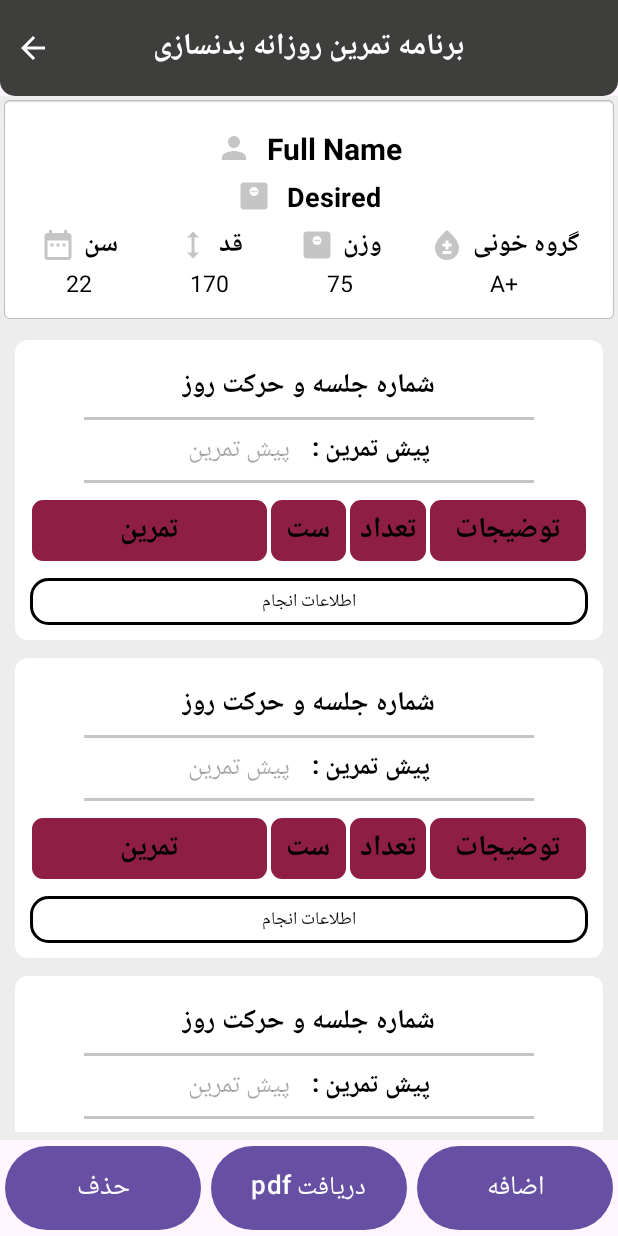
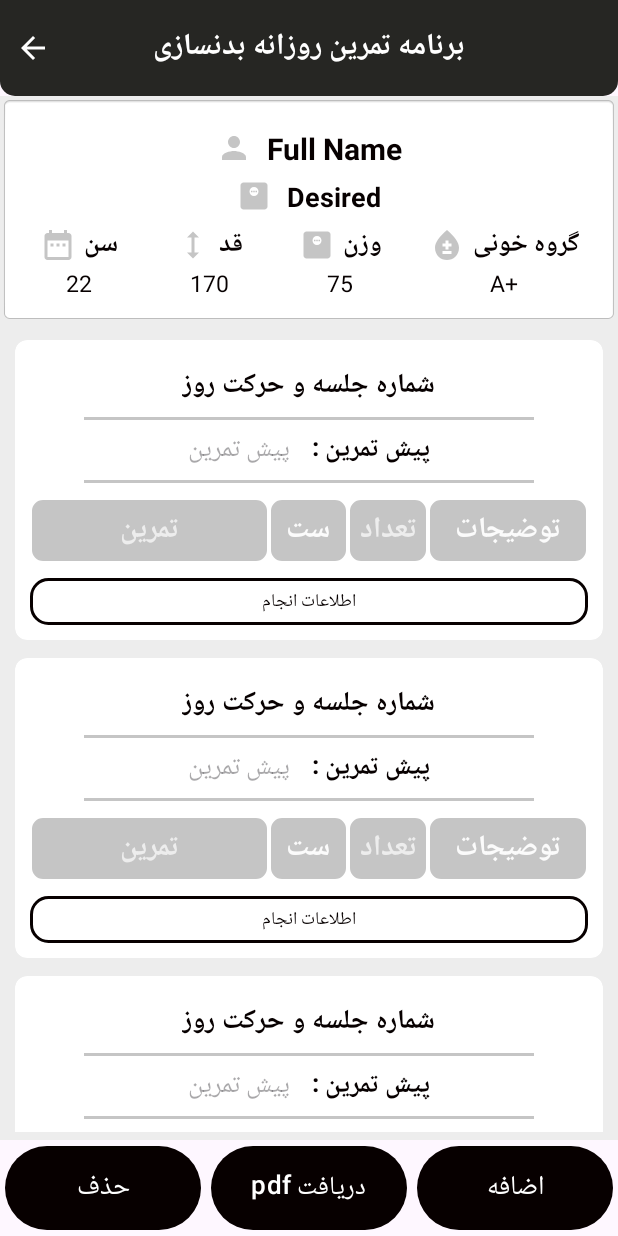
Before and after one commit to reyhaneh8328/BodybuildingProgram, an Android app: the layout activity_plan.xml on its own in the app's theme, with its tools: preview values and no code run, on a phone screen of 412 x 824 dp. Run offline under Robolectric (Android 15) with nearby library versions, the phone set to English and light mode, and no system bars.

Commit message:
change color to adit ui

```diff
--- a/app/src/main/res/drawable/shape_button03.xml
+++ b/app/src/main/res/drawable/shape_button03.xml
@@ -1,7 +1,7 @@
 <?xml version="1.0" encoding="utf-8"?>
 <shape xmlns:android="http://schemas.android.com/apk/res/android"
     android:shape="rectangle">
-
+    <solid android:color="@color/black"/>
     <corners android:radius="10dp"/>
 </shape>
 
--- a/app/src/main/res/drawable/shape_table01.xml
+++ b/app/src/main/res/drawable/shape_table01.xml
@@ -1,7 +1,7 @@
 <?xml version="1.0" encoding="utf-8"?>
 <shape xmlns:android="http://schemas.android.com/apk/res/android"
     android:shape="rectangle">
-    <solid android:color="@color/pink01"/>
+    <solid android:color="@color/gray01"/>
     <corners android:radius="8dp"/>
     <stroke android:color="@color/white" android:width="1dp"/>
 </shape>
--- a/app/src/main/res/drawable/shape_toolbar01.xml
+++ b/app/src/main/res/drawable/shape_toolbar01.xml
@@ -1,7 +1,7 @@
 <?xml version="1.0" encoding="utf-8"?>
 <shape xmlns:android="http://schemas.android.com/apk/res/android"
     android:shape="rectangle">
-    <solid android:color="#3E3E3C"/>
+    <solid android:color="#262623"/>
     <corners android:bottomLeftRadius="40dp"
         android:bottomRightRadius="40dp"/>
 </shape>
--- a/app/src/main/res/drawable/shape_toolbar02.xml
+++ b/app/src/main/res/drawable/shape_toolbar02.xml
@@ -1,7 +1,7 @@
 <?xml version="1.0" encoding="utf-8"?>
 <shape xmlns:android="http://schemas.android.com/apk/res/android"
     android:shape="rectangle">
-    <solid android:color="#3E3E3C"/>
+    <solid android:color="#262623"/>
     <corners android:bottomLeftRadius="10dp"
         android:bottomRightRadius="10dp"/>
 
--- a/app/src/main/res/layout/activity_plan.xml
+++ b/app/src/main/res/layout/activity_plan.xml
@@ -213,6 +213,7 @@
             android:layout_width="0dp"
             android:layout_height="?actionBarSize"
             android:layout_weight="1"
+            app:backgroundTint="@color/black"
             android:text="حذف"
             android:textSize="18sp"
             android:layout_marginStart="3dp"
@@ -222,6 +223,7 @@
             android:layout_width="0dp"
             android:layout_height="?actionBarSize"
             android:layout_weight="1"
+            app:backgroundTint="@color/black"
             android:text="دریافت pdf"
             android:textSize="17sp"
             android:layout_marginStart="3dp"
@@ -231,6 +233,7 @@
             android:layout_width="0dp"
             android:layout_height="?actionBarSize"
             android:layout_weight="1"
+            app:backgroundTint="@color/black"
             android:text="اضافه"
             android:textSize="18sp"
             android:layout_marginStart="3dp"
--- a/app/src/main/res/layout/activity_splash.xml
+++ b/app/src/main/res/layout/activity_splash.xml
@@ -14,6 +14,6 @@
         android:layout_gravity="bottom|left"
         android:layout_margin="20dp"
         android:fontFamily="sans-serif-condensed"
-        android:text="AAG"
-        android:textSize="30sp" />
+        android:text="AAG1.1.1"
+        android:textSize="20sp" />
 </FrameLayout>
--- a/app/src/main/res/layout/dialog_namepdf.xml
+++ b/app/src/main/res/layout/dialog_namepdf.xml
@@ -50,6 +50,7 @@
         android:layout_below="@id/nameTil"
         android:layout_marginTop="20dp"
         android:background="@drawable/shape_button03"
+        app:backgroundTint="@color/black"
         android:text="ثبت"
         android:textSize="25sp"
         android:textStyle="bold"/>
--- a/app/src/main/res/layout/dialog_plan.xml
+++ b/app/src/main/res/layout/dialog_plan.xml
@@ -74,6 +74,7 @@
             android:layout_width="0dp"
             android:layout_height="wrap_content"
             android:layout_weight="1"
+            app:backgroundTint="@color/black"
             android:text="حذف"
             android:textSize="17sp"
             android:textColor="@color/white"/>
@@ -91,6 +92,7 @@
             android:layout_width="0dp"
             android:layout_height="wrap_content"
             android:layout_weight="1"
+            app:backgroundTint="@color/black"
             android:text="اضافه"
             android:textSize="17sp"
             android:textColor="@color/white"/>
@@ -184,6 +186,7 @@
         android:layout_below="@id/restPauseLl"
         android:layout_marginTop="20dp"
         android:background="@drawable/shape_button03"
+        app:backgroundTint="@color/black"
         android:text="ثبت"
         android:textSize="22sp"
         android:textStyle="bold"/>
--- a/app/src/main/res/layout/dialog_table.xml
+++ b/app/src/main/res/layout/dialog_table.xml
@@ -107,6 +107,7 @@
         android:layout_below="@id/descriptionTil"
         android:layout_marginTop="20dp"
         android:background="@drawable/shape_button03"
+        app:backgroundTint="@color/black"
         android:text="ثبت"
         android:textSize="22sp"
         android:textStyle="bold"/>
--- a/app/src/main/res/layout/row_tableplan.xml
+++ b/app/src/main/res/layout/row_tableplan.xml
@@ -64,50 +64,54 @@
             android:divider="?android:attr/dividerHorizontal"
             android:showDividers="middle">
             <TableRow >
+
                 <TextView
                     android:layout_width="0dp"
                     android:layout_height="wrap_content"
                     android:layout_weight="3"
+                    android:background="@drawable/shape_table01"
+                    android:padding="5dp"
                     android:text="تمرین"
-                    android:background="@drawable/shape_table01"
+                    android:textAlignment="center"
+                    android:textColor="@color/gray03"
                     android:textSize="19sp"
-                    android:textStyle="bold"
-                    android:textAlignment="center"
-                    android:textColor="@color/black"
-                    android:padding="5dp"/>
+                    android:textStyle="bold" />
+
                 <TextView
                     android:layout_width="0dp"
                     android:layout_height="wrap_content"
                     android:layout_weight="1"
+                    android:background="@drawable/shape_table01"
+                    android:padding="5dp"
                     android:text="ست"
-                    android:background="@drawable/shape_table01"
+                    android:textAlignment="center"
+                    android:textColor="@color/gray04"
                     android:textSize="19sp"
-                    android:textStyle="bold"
-                    android:textAlignment="center"
-                    android:textColor="@color/black"
-                    android:padding="5dp"/>
+                    android:textStyle="bold" />
+
                 <TextView
                     android:layout_width="0dp"
                     android:layout_height="wrap_content"
                     android:layout_weight="1"
+                    android:background="@drawable/shape_table01"
+                    android:padding="5dp"
                     android:text="تعداد"
-                    android:background="@drawable/shape_table01"
+                    android:textAlignment="center"
+                    android:textColor="@color/gray03"
                     android:textSize="19sp"
-                    android:textStyle="bold"
-                    android:textAlignment="center"
-                    android:textColor="@color/black"
-                    android:padding="5dp"/>
+                    android:textStyle="bold" />
+
                 <TextView
                     android:layout_width="0dp"
                     android:layout_height="wrap_content"
                     android:layout_weight="2"
+                    android:background="@drawable/shape_table01"
+                    android:padding="5dp"
                     android:text="توضیجات"
-                    android:background="@drawable/shape_table01"
+                    android:textAlignment="center"
+                    android:textColor="@color/gray04"
                     android:textSize="19sp"
-                    android:textStyle="bold"
-                    android:textAlignment="center"
-                    android:textColor="@color/black"
-                    android:padding="5dp"/>
+                    android:textStyle="bold" />
             </TableRow>
         </TableLayout>
 
--- a/app/src/main/res/values/colors.xml
+++ b/app/src/main/res/values/colors.xml
@@ -6,12 +6,13 @@
     <color name="gray01">#c5c5c5</color>
     <color name="gray03">#EDEDED</color>
     <color name="gray04">#FBFBFB</color>
-    <color name="pink02">#E91E63</color>
+    <color name="pink02">#8E0533</color>
     <color name="pink03">#E45F8C</color>
     <color name="pink01">#8F1E45</color>
     <color name="skk">#77637C</color>
     <color name="kdkd">#B38192</color>
     <color name="jdjd">#AF807C</color>
-    <color name="black">#FF000000</color>
+    <color name="black">#070000</color>
     <color name="white">#FFFFFFFF</color>
+    <color name="gray00">#262623</color>
 </resources>
```
Also changed, not shown: app/src/main/res/layout/activity_userdashboard.xml (+10 -8 lines), app/src/main/res/drawable/backgrand.png (added).
